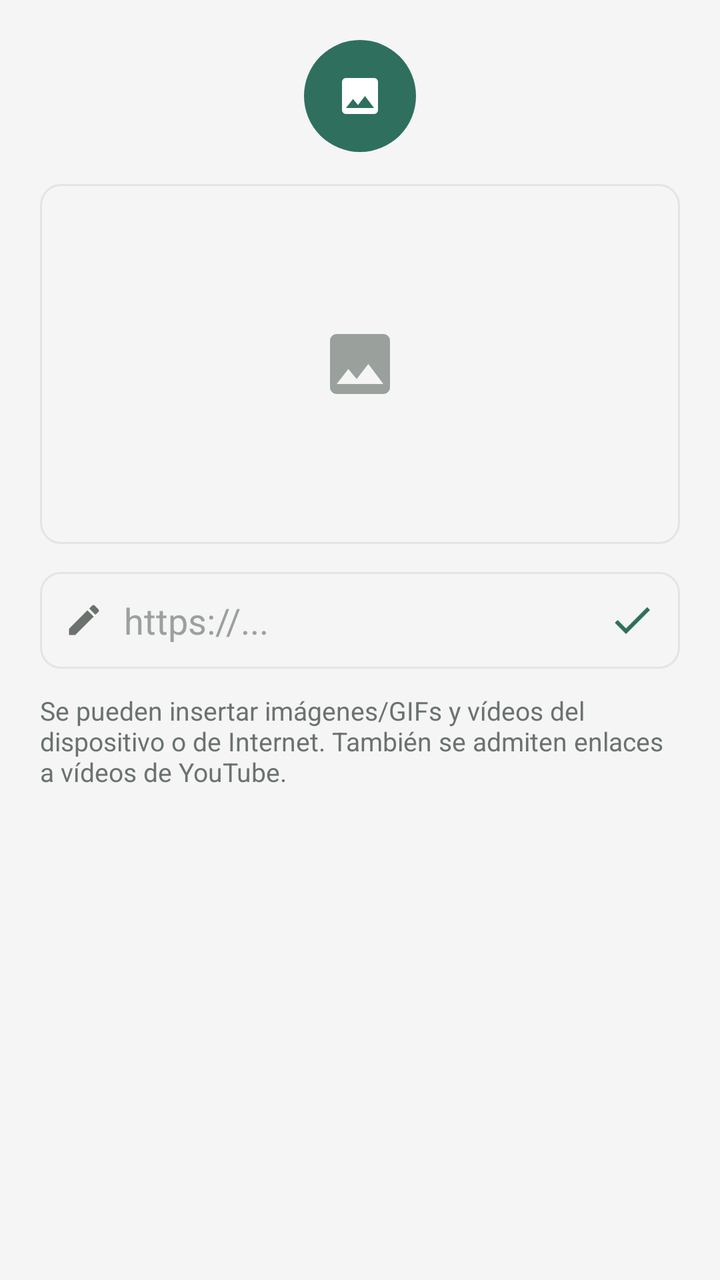
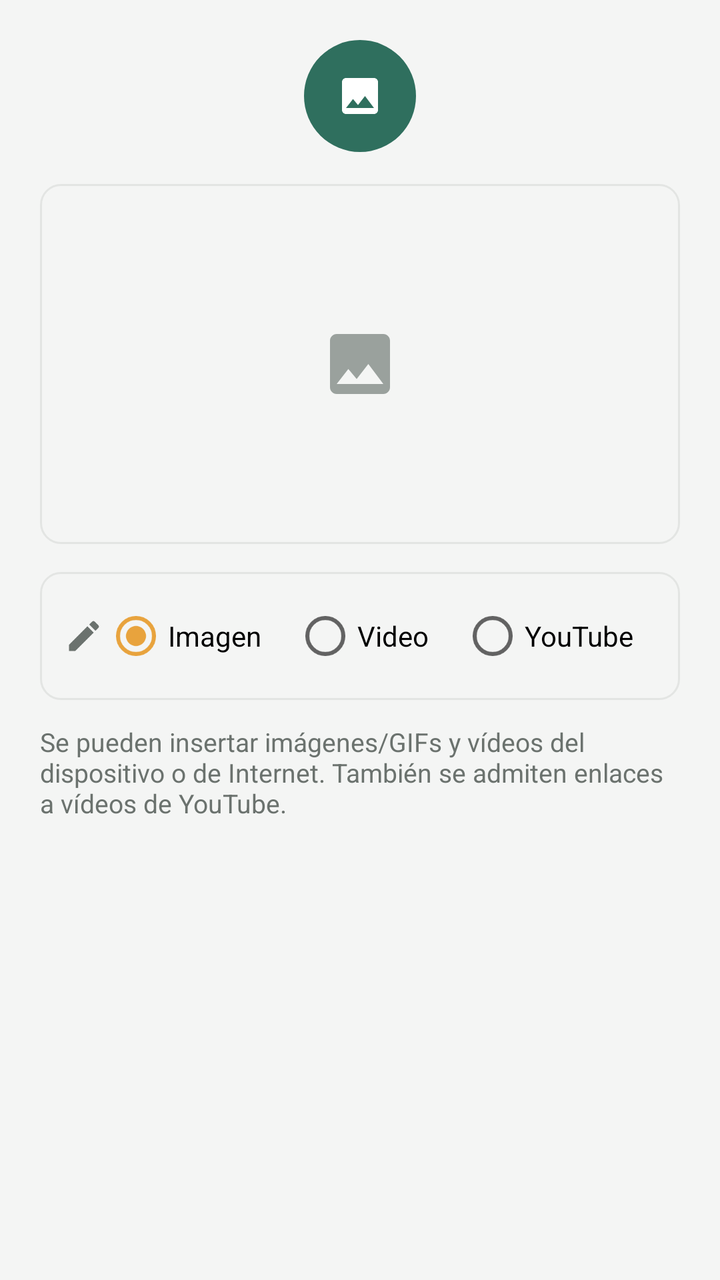

An Android layout rendered at two revisions. The XML below is the earlier revision; the diff shows what the commit changed to produce the second picture.
<!-- AndroidManifest.xml: application theme Theme.GymFitness -->
<!-- res/layout/dialog_media_picker.xml -->
<?xml version="1.0" encoding="utf-8"?>
<ScrollView xmlns:android="http://schemas.android.com/apk/res/android"
    xmlns:app="http://schemas.android.com/apk/res-auto"
    android:layout_width="match_parent"
    android:layout_height="wrap_content">

    <LinearLayout
        android:layout_width="match_parent"
        android:layout_height="wrap_content"
        android:orientation="vertical"
        android:padding="20dp">

        <ImageButton
            android:id="@+id/btnPickFromDevice"
            android:layout_width="56dp"
            android:layout_height="56dp"
            android:layout_gravity="center_horizontal"
            android:background="@drawable/bg_circle_accent"
            android:contentDescription="@string/media"
            android:src="@drawable/ic_media"
            app:tint="@color/white" />

        <FrameLayout
            android:layout_width="match_parent"
            android:layout_height="180dp"
            android:layout_marginTop="16dp"
            android:background="@drawable/bg_input">

            <ImageView
                android:id="@+id/ivMediaDialogPreview"
                android:layout_width="match_parent"
                android:layout_height="match_parent"
                android:scaleType="centerCrop"
                android:visibility="gone" />

            <ImageView
                android:id="@+id/ivMediaDialogPlaceholder"
                android:layout_width="40dp"
                android:layout_height="40dp"
                android:layout_gravity="center"
                android:src="@drawable/ic_media"
                app:tint="@color/text_hint" />
        </FrameLayout>

        <LinearLayout
            android:layout_width="match_parent"
            android:layout_height="wrap_content"
            android:layout_marginTop="14dp"
            android:background="@drawable/bg_input"
            android:gravity="center_vertical"
            android:orientation="horizontal"
            android:paddingStart="12dp"
            android:paddingEnd="4dp">

            <ImageView
                android:layout_width="20dp"
                android:layout_height="20dp"
                android:src="@drawable/ic_edit"
                app:tint="@color/text_secondary" />

            <EditText
                android:id="@+id/etMediaUrl"
                android:layout_width="0dp"
                android:layout_height="wrap_content"
                android:layout_weight="1"
                android:background="@android:color/transparent"
                android:hint="https://..."
                android:inputType="textUri"
                android:maxLines="1"
                android:paddingStart="10dp"
                android:paddingTop="12dp"
                android:paddingBottom="12dp"
                android:textColor="@color/white"
                android:textColorHint="@color/text_hint" />

            <ImageButton
                android:id="@+id/btnConfirmUrl"
                android:layout_width="40dp"
                android:layout_height="40dp"
                android:background="@android:color/transparent"
                android:src="@drawable/ic_check"
                app:tint="@color/primary" />
        </LinearLayout>

        <TextView
            android:layout_width="match_parent"
            android:layout_height="wrap_content"
            android:layout_marginTop="12dp"
            android:text="@string/media_picker_help"
            android:textColor="@color/text_secondary"
            android:textSize="13sp" />

    </LinearLayout>
</ScrollView>
<!-- resources referenced by this layout -->
<resources>
  <color name="primary">#2F6F5E</color>
  <color name="text_hint">#9AA19D</color>
  <color name="text_secondary">#6B726E</color>
  <color name="white">#FFFFFF</color>
  <!-- drawable bg_circle_accent (drawable) -->
  <shape xmlns:android="http://schemas.android.com/apk/res/android" android:shape="oval">
      <solid android:color="@color/primary"/>
  </shape>
  <!-- drawable bg_input (drawable) -->
  <shape xmlns:android="http://schemas.android.com/apk/res/android" android:shape="rectangle">
      <solid android:color="@color/background"/>
      <corners android:radius="10dp"/>
      <stroke android:width="1dp" android:color="@color/card_stroke"/>
  </shape>
  <!-- drawable ic_check (drawable) -->
  <vector xmlns:android="http://schemas.android.com/apk/res/android"
      android:width="24dp" android:height="24dp" android:viewportWidth="24" android:viewportHeight="24" android:tint="?attr/colorControlNormal">
      <path android:fillColor="#FF000000" android:pathData="M9,16.17L4.83,12l-1.42,1.41L9,19 21,7l-1.41,-1.41z"/>
  </vector>
  <!-- drawable ic_edit (drawable) -->
  <vector xmlns:android="http://schemas.android.com/apk/res/android"
      android:width="24dp" android:height="24dp" android:viewportWidth="24" android:viewportHeight="24" android:tint="?attr/colorControlNormal">
      <path android:fillColor="#FF000000" android:pathData="M3,17.25V21h3.75L17.81,9.94l-3.75,-3.75zM20.71,7.04c0.39,-0.39 0.39,-1.02 0,-1.41l-2.34,-2.34c-0.39,-0.39 -1.02,-0.39 -1.41,0l-1.83,1.83 3.75,3.75z"/>
  </vector>
  <!-- drawable ic_media (drawable) -->
  <vector xmlns:android="http://schemas.android.com/apk/res/android"
      android:width="24dp" android:height="24dp" android:viewportWidth="24" android:viewportHeight="24" android:tint="?attr/colorControlNormal">
      <path android:fillColor="#FF000000" android:pathData="M21,19V5c0,-1.1 -0.9,-2 -2,-2H5c-1.1,0 -2,0.9 -2,2v14c0,1.1 0.9,2 2,2h14c1.1,0 2,-0.9 2,-2zM8.5,13.5l2.5,3.01L14.5,12l4.5,6H5z"/>
  </vector>
  <string name="media">Media</string>
  <string name="media_picker_help">Se pueden insertar imágenes/GIFs y vídeos del dispositivo o de Internet. También se admiten enlaces a vídeos de YouTube.</string>
  <style name="Theme.GymFitness" parent="Theme.MaterialComponents.DayNight.NoActionBar">
          <item name="colorPrimary">@color/primary</item>
          <item name="colorPrimaryDark">@color/primary_dark</item>
          <item name="colorAccent">@color/accent</item>
          <item name="android:windowBackground">@color/background</item>
          <item name="android:statusBarColor">@color/surface</item>
          <item name="android:windowLightStatusBar">true</item>
      </style>
  <color name="background">#F4F5F4</color>
  <color name="card_stroke">#E3E5E3</color>
  <color name="primary_dark">#1F4F42</color>
  <color name="accent">#E8A33D</color>
  <color name="surface">#FFFFFF</color>
</resources>

<!-- the commit's change to res/layout/dialog_media_picker.xml (unified diff, before → after) -->
@@ -58,6 +58,36 @@
                 android:src="@drawable/ic_edit"
                 app:tint="@color/text_secondary" />
 
+    <RadioGroup
+        android:id="@+id/rgMediaType"
+        android:layout_width="match_parent"
+        android:layout_height="wrap_content"
+        android:orientation="horizontal"
+        android:layout_marginTop="8dp"
+        android:layout_marginBottom="8dp">
+
+        <RadioButton
+            android:id="@+id/rbTypeImage"
+            android:layout_width="wrap_content"
+            android:layout_height="wrap_content"
+            android:checked="true"
+            android:text="Imagen" />
+
+        <RadioButton
+            android:id="@+id/rbTypeVideo"
+            android:layout_width="wrap_content"
+            android:layout_height="wrap_content"
+            android:layout_marginStart="16dp"
+            android:text="Video" />
+
+        <RadioButton
+            android:id="@+id/rbTypeYoutube"
+            android:layout_width="wrap_content"
+            android:layout_height="wrap_content"
+            android:layout_marginStart="16dp"
+            android:text="YouTube" />
+    </RadioGroup>
+
             <EditText
                 android:id="@+id/etMediaUrl"
                 android:layout_width="0dp"
